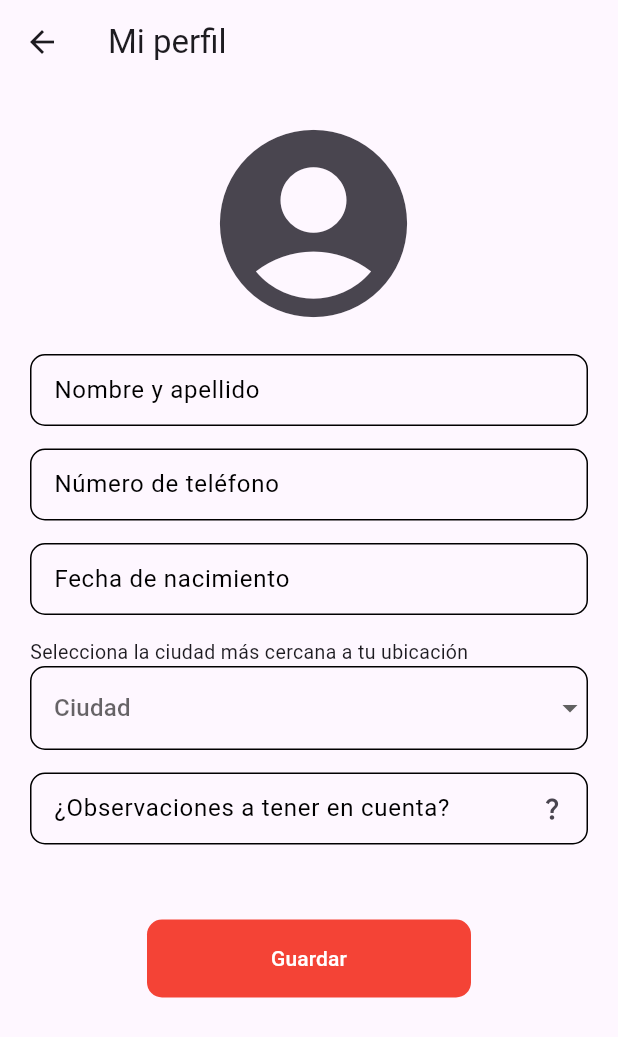
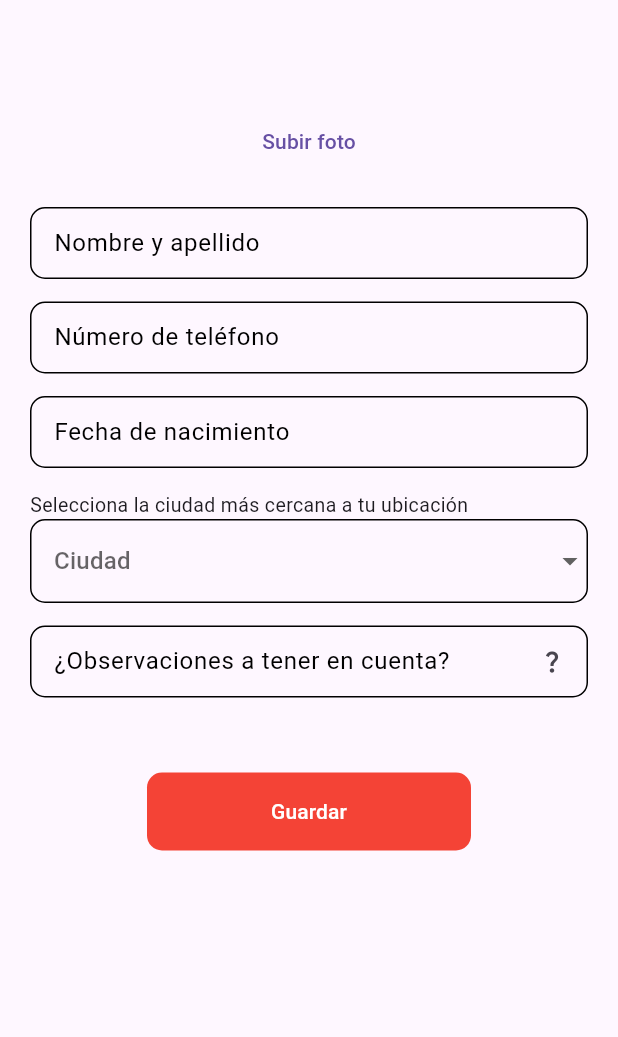
Before and after one commit to judagonsa/ekilibra_spa, a Flutter app: the screen it shows after launch, after a tap on the "person" icon, on a phone screen of 412 x 824 dp. Shown: the top 1037 px of the screen. Run offline on Flutter 3.47's test engine with Material 3 defaults, Android fonts, the phone set to English and light mode, and no system bars; our stand-ins replace bloc, card_swiper, dartz, flutter_bloc, freezed_annotation, get_it and 3 more; network calls fail.

Commit message:
Update image in profile

```diff
--- a/lib/app/pages/profile/pages/profile_page.dart
+++ b/lib/app/pages/profile/pages/profile_page.dart
@@ -11,6 +11,7 @@ import 'package:ekilibra_spa/app/pages/profile/widgets/custom_text_form_field.da
 import 'package:flutter/material.dart';
 import 'package:flutter/services.dart';
 import 'package:flutter_bloc/flutter_bloc.dart';
+import 'package:go_router/go_router.dart';
 import 'package:image_picker/image_picker.dart';
 
 class ProfilePage extends StatelessWidget {
@@ -22,9 +23,6 @@ class ProfilePage extends StatelessWidget {
   @override
   Widget build(BuildContext context) {
     return Scaffold(
-      appBar: AppBar(
-        title: Text(isRegister ?? false ? Texts.register : Texts.myProfile),
-      ),
       body: BlocBuilder<ProfileCubit, ProfileState>(
         builder: (context, state) =>
             _ProfileView(isRegister: isRegister ?? false),
@@ -40,17 +38,93 @@ class _ProfileView extends StatelessWidget {
 
   @override
   Widget build(BuildContext context) {
-    return SafeArea(
-      child: Padding(
-        padding: const EdgeInsets.symmetric(horizontal: 20),
-        child: GestureDetector(
-          onTap: () => FocusScope.of(context).requestFocus(FocusNode()),
-          child: SingleChildScrollView(
-            child: _InputForm(isRegister: isRegister),
-          ),
+    return GestureDetector(
+      onTap: () => FocusScope.of(context).requestFocus(FocusNode()),
+      child: SingleChildScrollView(
+        child: Column(
+          children: [
+            _ImageProfile(
+              isRegister: isRegister,
+            ),
+            Padding(
+              padding: const EdgeInsets.only(top: 20, left: 20, right: 20),
+              child: _InputForm(isRegister: isRegister),
+            ),
+          ],
         ),
       ),
     );
+  }
+}
+
+class _ImageProfile extends StatefulWidget {
+  const _ImageProfile({required this.isRegister});
+  final bool isRegister;
+
+  @override
+  State<_ImageProfile> createState() => _ImageProfileState();
+}
+
+class _ImageProfileState extends State<_ImageProfile> {
+  File? image;
+
+  @override
+  Widget build(BuildContext context) {
+    return Column(
+      children: [
+        if (image != null && widget.isRegister == false)
+          Stack(
+            children: [
+              SizedBox(
+                height: 300,
+                width: double.infinity,
+                child: ClipRRect(
+                  borderRadius: const BorderRadius.only(
+                      bottomLeft: Radius.circular(15),
+                      bottomRight: Radius.circular(15)),
+                  child: Image.file(
+                    image!,
+                    fit: BoxFit.fill,
+                  ),
+                ),
+              ),
+              Positioned(
+                left: 10,
+                top: 40,
+                child: CircleAvatar(
+                  backgroundColor: Colors.white70,
+                  child: IconButton(
+                    onPressed: () => context.pop(),
+                    icon: const Icon(
+                      Icons.arrow_back,
+                    ),
+                  ),
+                ),
+              ),
+            ],
+          ),
+        Padding(
+          padding: EdgeInsets.only(
+              top: (image != null && widget.isRegister == false) ? 0 : 70),
+          child: TextButton(
+            onPressed: () => loadImageProfile(),
+            child: Text(image == null ? 'Subir foto' : 'Cambiar foto'),
+          ),
+        )
+      ],
+    );
+  }
+
+  Future loadImageProfile() async {
+    try {
+      final imageGalery =
+          await ImagePicker().pickImage(source: ImageSource.gallery);
+      if (imageGalery == null) return;
+      final imageTemp = File(imageGalery.path);
+      setState(() => image = imageTemp);
+    } on PlatformException catch (e) {
+      print('Failed to pick image: $e');
+    }
   }
 }
 
@@ -79,7 +153,6 @@ class _InputFormState extends State<_InputForm> {
 
   final GlobalKey<TooltipState> tooltipkey = GlobalKey<TooltipState>();
 
-  File? image;
   bool isRealtime = false;
 
   @override
@@ -97,32 +170,6 @@ class _InputFormState extends State<_InputForm> {
       key: _formKey,
       child: Column(
         children: [
-          if (!widget.isRegister)
-            Padding(
-              padding: const EdgeInsets.all(10),
-              child: ClipOval(
-                child: SizedBox.fromSize(
-                  size: const Size.fromRadius(80),
-                  child: IconButton(
-                    iconSize: 150,
-                    icon: image == null
-                        ? const Icon(
-                            Icons.account_circle,
-                          )
-                        : ClipOval(
-                            child: SizedBox.fromSize(
-                              size: const Size.fromRadius(75),
-                              child: Image.file(
-                                image!,
-                                fit: BoxFit.fill,
-                              ),
-                            ),
-                          ),
-                    onPressed: () => loadImageProfile(),
-                  ),
-                ),
-              ),
-            ),
           // if (widget.isRegister) const SizedBox(height: 50),
           if (widget.isRegister) const _TitleRegister(),
           CustomTextFormField(
@@ -385,17 +432,6 @@ class _InputFormState extends State<_InputForm> {
         lastDate: DateTime(DateTime.now().year - 15),
       );
 
-  Future loadImageProfile() async {
-    try {
-      final image = await ImagePicker().pickImage(source: ImageSource.gallery);
-      if (image == null) return;
-      final imageTemp = File(image.path);
-      setState(() => this.image = imageTemp);
-    } on PlatformException catch (e) {
-      print('Failed to pick image: $e');
-    }
-  }
-
   @override
   void initState() {
     super.initState();
```
